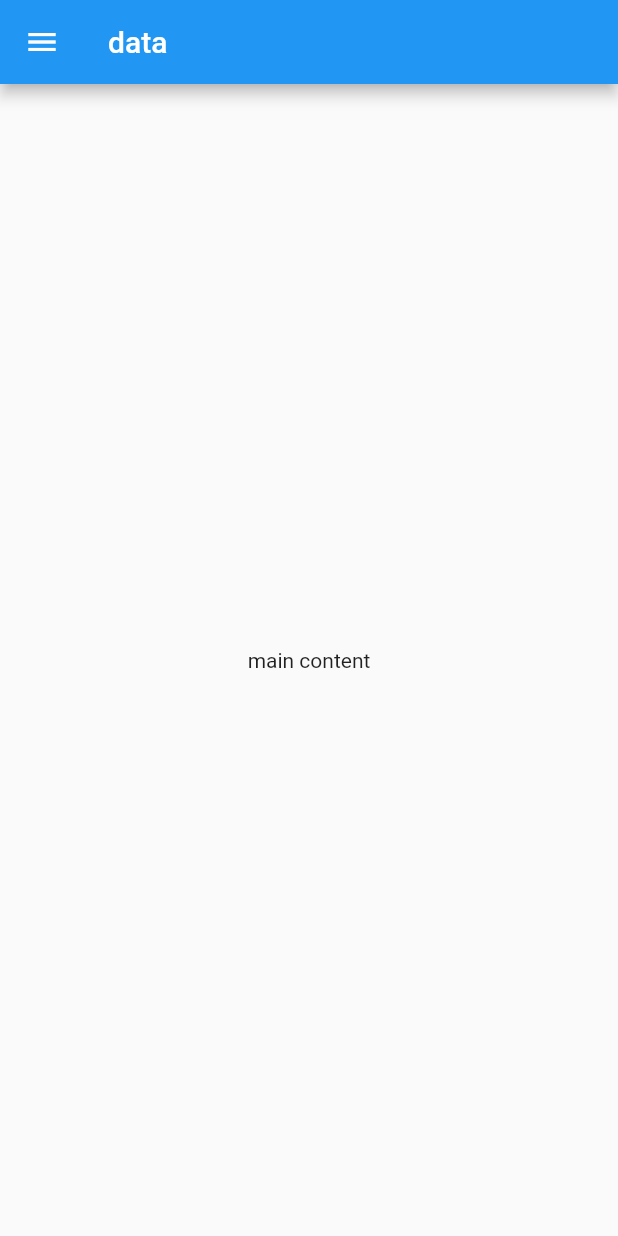
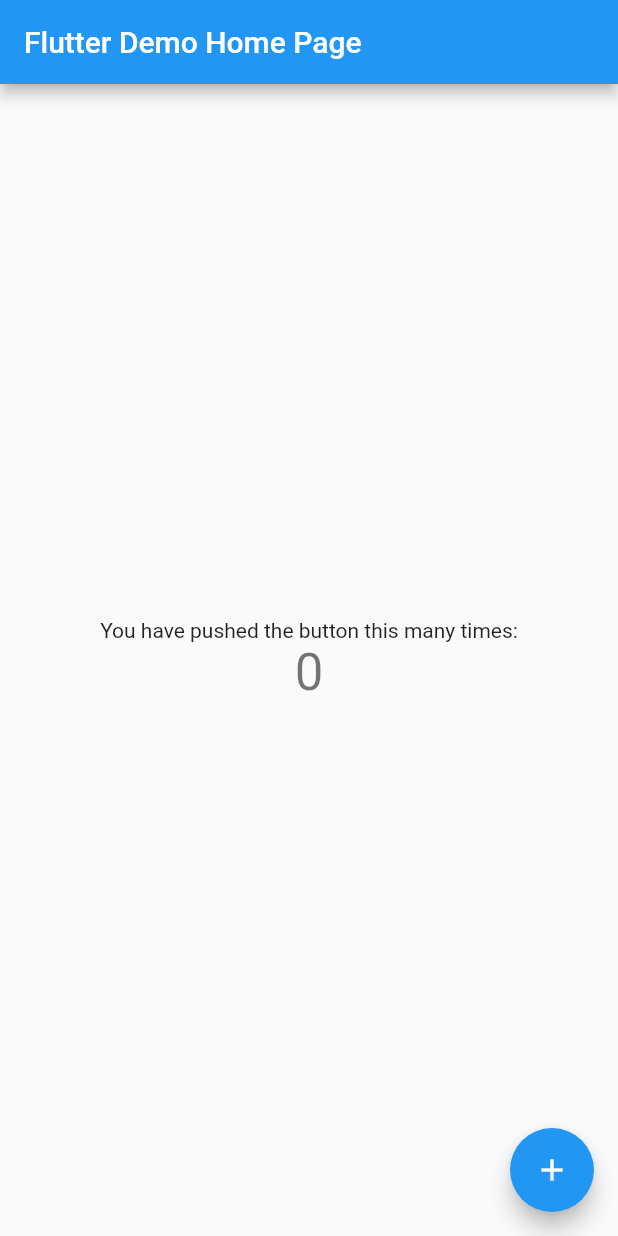
Before and after one commit to mistersakil/flutter-practice, a Flutter app: the screen it shows after launch, on a phone screen of 412 x 824 dp. Run offline on Flutter 3.47's test engine with Material 2 defaults, Android fonts, the phone set to English and light mode, and no system bars.

Commit message:
changed project name

```diff
--- a/lib/main.dart
+++ b/lib/main.dart
@@ -1,35 +1,115 @@
 import 'package:flutter/material.dart';
-import 'package:flutter_practice/SideMenu.dart';
 
 void main() {
-  runApp(MyWidget());
+  runApp(const MyApp());
 }
 
-class MyWidget extends StatefulWidget {
-  const MyWidget({super.key});
+class MyApp extends StatelessWidget {
+  const MyApp({super.key});
 
-  @override
-  State<MyWidget> createState() => _MyWidgetState();
-}
-
-class _MyWidgetState extends State<MyWidget> {
+  // This widget is the root of your application.
   @override
   Widget build(BuildContext context) {
     return MaterialApp(
-      home: Scaffold(
-          appBar: AppBar(
-            title: myTitle(),
-          ),
-          drawer: SideMenu(),
-          body: Center(child: Text("main content"))),
-    );
-  }
-
-  Widget myTitle() {
-    return Column(
-      children: [
-        Text("data"),
-      ],
+      title: 'Flutter Demo',
+      theme: ThemeData(
+        // This is the theme of your application.
+        //
+        // Try running your application with "flutter run". You'll see the
+        // application has a blue toolbar. Then, without quitting the app, try
+        // changing the primarySwatch below to Colors.green and then invoke
+        // "hot reload" (press "r" in the console where you ran "flutter run",
+        // or simply save your changes to "hot reload" in a Flutter IDE).
+        // Notice that the counter didn't reset back to zero; the application
+        // is not restarted.
+        primarySwatch: Colors.blue,
+      ),
+      home: const MyHomePage(title: 'Flutter Demo Home Page'),
     );
   }
 }
+
+class MyHomePage extends StatefulWidget {
+  const MyHomePage({super.key, required this.title});
+
+  // This widget is the home page of your application. It is stateful, meaning
+  // that it has a State object (defined below) that contains fields that affect
+  // how it looks.
+
+  // This class is the configuration for the state. It holds the values (in this
+  // case the title) provided by the parent (in this case the App widget) and
+  // used by the build method of the State. Fields in a Widget subclass are
+  // always marked "final".
+
+  final String title;
+
+  @override
+  State<MyHomePage> createState() => _MyHomePageState();
+}
+
+class _MyHomePageState extends State<MyHomePage> {
+  int _counter = 0;
+
+  void _incrementCounter() {
+    setState(() {
+      // This call to setState tells the Flutter framework that something has
+      // changed in this State, which causes it to rerun the build method below
+      // so that the display can reflect the updated values. If we changed
+      // _counter without calling setState(), then the build method would not be
+      // called again, and so nothing would appear to happen.
+      _counter++;
+    });
+  }
+
+  @override
+  Widget build(BuildContext context) {
+    // This method is rerun every time setState is called, for instance as done
+    // by the _incrementCounter method above.
+    //
+    // The Flutter framework has been optimized to make rerunning build methods
+    // fast, so that you can just rebuild anything that needs updating rather
+    // than having to individually change instances of widgets.
+    return Scaffold(
+      appBar: AppBar(
+        // Here we take the value from the MyHomePage object that was created by
+        // the App.build method, and use it to set our appbar title.
+        title: Text(widget.title),
+      ),
+      body: Center(
+        // Center is a layout widget. It takes a single child and positions it
+        // in the middle of the parent.
+        child: Column(
+          // Column is also a layout widget. It takes a list of children and
+          // arranges them vertically. By default, it sizes itself to fit its
+          // children horizontally, and tries to be as tall as its parent.
+          //
+          // Invoke "debug painting" (press "p" in the console, choose the
+          // "Toggle Debug Paint" action from the Flutter Inspector in Android
+          // Studio, or the "Toggle Debug Paint" command in Visual Studio Code)
+          // to see the wireframe for each widget.
+          //
+          // Column has various properties to control how it sizes itself and
+          // how it positions its children. Here we use mainAxisAlignment to
+          // center the children vertically; the main axis here is the vertical
+          // axis because Columns are vertical (the cross axis would be
+          // horizontal).
+          mainAxisAlignment: MainAxisAlignment.center,
+          children: <Widget>[
+            const Text(
+              'You have pushed the button this many times:',
+            ),
+            Text(
+              '$_counter',
+              style: Theme.of(context).textTheme.headlineMedium,
+            ),
+          ],
+        ),
+      ),
+      floatingActionButton: FloatingActionButton(
+        onPressed: _incrementCounter,
+        tooltip: 'Increment',
+        child: const Icon(Icons.add),
+      ), // This trailing comma makes auto-formatting nicer for build methods.
+    );
+  }
+}
--- a/pubspec.yaml
+++ b/pubspec.yaml
@@ -1,4 +1,4 @@
-name: flutter_practice
+name: project_two
 description: A new Flutter project.
 # The following line prevents the package from being accidentally published to
 # pub.dev using `flutter pub publish`. This is preferred for private packages.
```
Also changed, not shown: lib/SideMenu.dart (deleted, +0 -20 lines), 21 other files.
